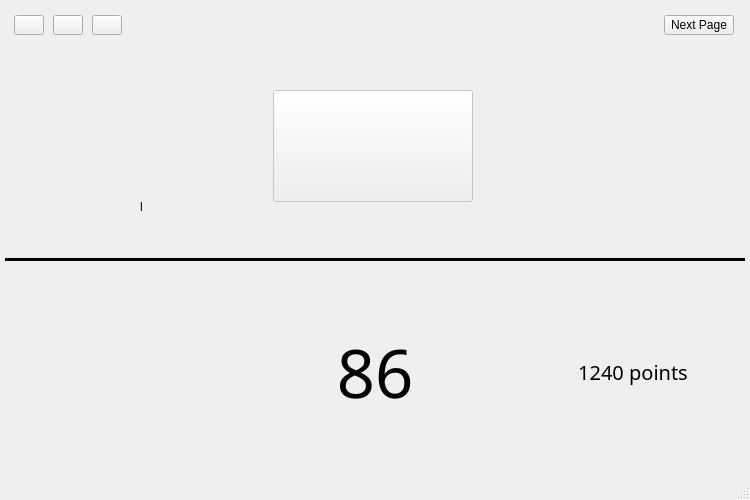
QUAFFquaff/AutoCoach, file GUIrefer.ui: the form before one commit.
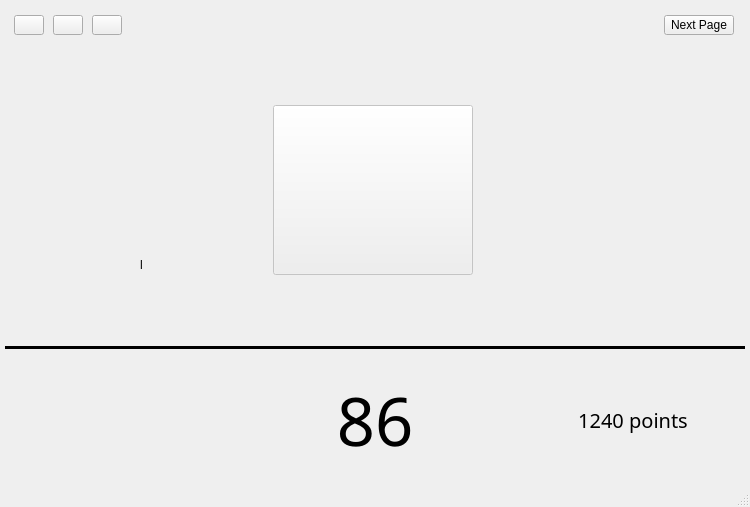
The form after the commit. Custom widgets are drawn as their Qt base class.

```diff
--- a/GUIrefer.ui
+++ b/GUIrefer.ui
@@ -265,7 +265,7 @@
         <property name="minimumSize">
          <size>
           <width>0</width>
-          <height>0</height>
+          <height>300</height>
          </size>
         </property>
         <property name="maximumSize">
```
Left out of the diff: 8 changed lines with no effect on the pictures.
